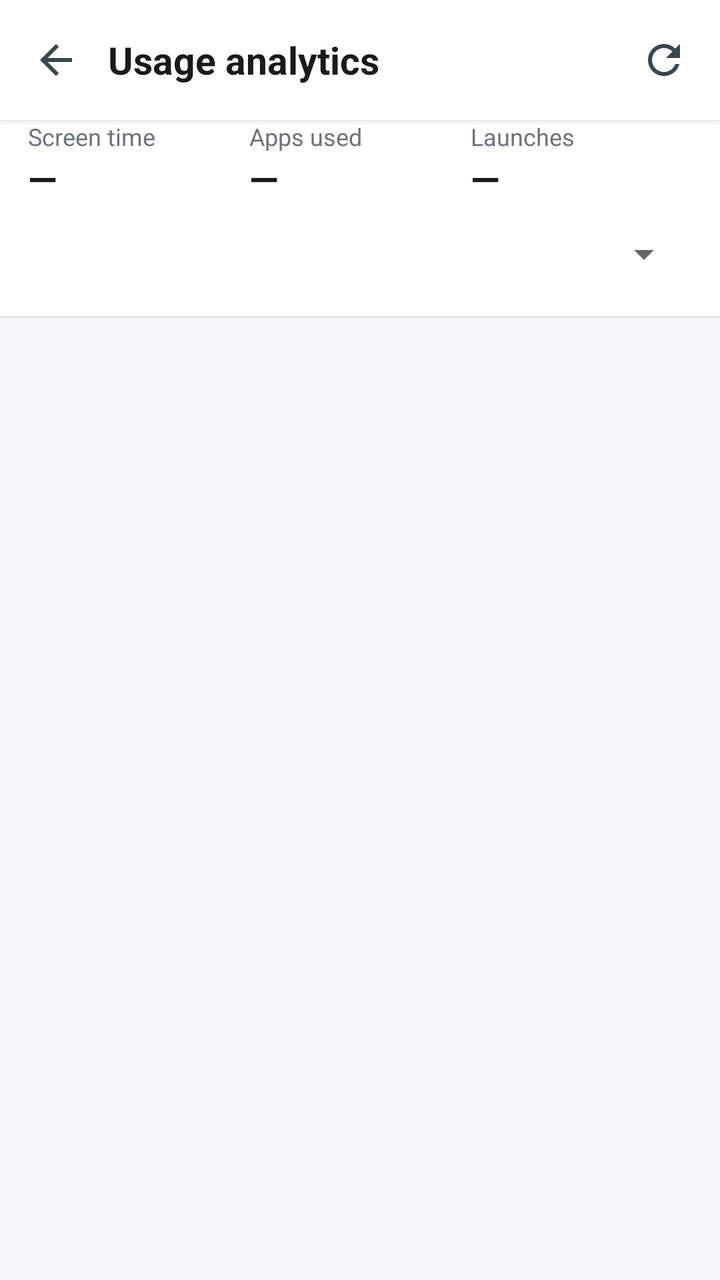
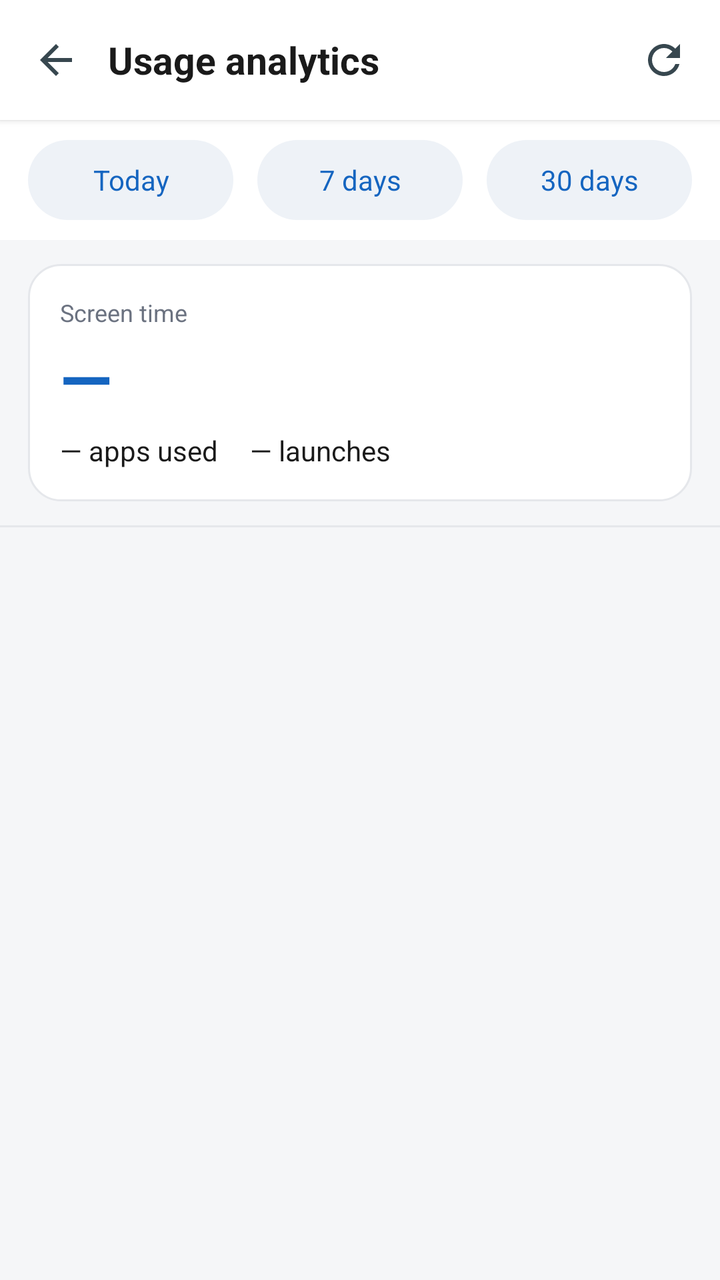

Before-and-after screenshots of an Android layout around one commit, followed by the original layout XML and the change that was made.
<!-- AndroidManifest.xml: application theme AppTheme -->
<!-- res/layout/activity_analytics.xml -->
<?xml version="1.0" encoding="utf-8"?>
<LinearLayout xmlns:android="http://schemas.android.com/apk/res/android"
    android:layout_width="match_parent"
    android:layout_height="match_parent"
    android:background="@color/bg"
    android:orientation="vertical">

    <LinearLayout
        android:layout_width="match_parent"
        android:layout_height="wrap_content"
        android:background="#FFFFFF"
        android:elevation="2dp"
        android:gravity="center_vertical"
        android:orientation="horizontal"
        android:paddingStart="6dp"
        android:paddingEnd="6dp"
        android:paddingTop="8dp"
        android:paddingBottom="8dp">

        <ImageButton
            android:id="@+id/an_back"
            android:layout_width="44dp"
            android:layout_height="44dp"
            android:background="?android:attr/selectableItemBackgroundBorderless"
            android:contentDescription="Back"
            android:src="@drawable/ic_back" />

        <TextView
            android:layout_width="0dp"
            android:layout_height="wrap_content"
            android:layout_marginStart="4dp"
            android:layout_weight="1"
            android:text="Usage analytics"
            android:textColor="@color/text_primary"
            android:textSize="19sp"
            android:textStyle="bold" />

        <ImageButton
            android:id="@+id/an_refresh"
            android:layout_width="44dp"
            android:layout_height="44dp"
            android:background="?android:attr/selectableItemBackgroundBorderless"
            android:contentDescription="Refresh"
            android:src="@drawable/ic_refresh" />
    </LinearLayout>

    <LinearLayout
        android:layout_width="match_parent"
        android:layout_height="wrap_content"
        android:background="#FFFFFF"
        android:orientation="vertical"
        android:paddingStart="14dp"
        android:paddingEnd="14dp"
        android:paddingBottom="10dp">

        <LinearLayout
            android:layout_width="match_parent"
            android:layout_height="wrap_content"
            android:orientation="horizontal">

            <LinearLayout
                android:layout_width="0dp"
                android:layout_height="wrap_content"
                android:layout_weight="1"
                android:orientation="vertical">

                <TextView
                    android:layout_width="wrap_content"
                    android:layout_height="wrap_content"
                    android:text="Screen time"
                    android:textColor="@color/text_secondary"
                    android:textSize="12sp" />

                <TextView
                    android:id="@+id/an_time"
                    android:layout_width="wrap_content"
                    android:layout_height="wrap_content"
                    android:text="—"
                    android:textColor="@color/text_primary"
                    android:textSize="19sp"
                    android:textStyle="bold" />
            </LinearLayout>

            <LinearLayout
                android:layout_width="0dp"
                android:layout_height="wrap_content"
                android:layout_weight="1"
                android:orientation="vertical">

                <TextView
                    android:layout_width="wrap_content"
                    android:layout_height="wrap_content"
                    android:text="Apps used"
                    android:textColor="@color/text_secondary"
                    android:textSize="12sp" />

                <TextView
                    android:id="@+id/an_apps"
                    android:layout_width="wrap_content"
                    android:layout_height="wrap_content"
                    android:text="—"
                    android:textColor="@color/text_primary"
                    android:textSize="19sp"
                    android:textStyle="bold" />
            </LinearLayout>

            <LinearLayout
                android:layout_width="0dp"
                android:layout_height="wrap_content"
                android:layout_weight="1"
                android:orientation="vertical">

                <TextView
                    android:layout_width="wrap_content"
                    android:layout_height="wrap_content"
                    android:text="Launches"
                    android:textColor="@color/text_secondary"
                    android:textSize="12sp" />

                <TextView
                    android:id="@+id/an_launches"
                    android:layout_width="wrap_content"
                    android:layout_height="wrap_content"
                    android:text="—"
                    android:textColor="@color/text_primary"
                    android:textSize="19sp"
                    android:textStyle="bold" />
            </LinearLayout>
        </LinearLayout>

        <Spinner
            android:id="@+id/an_range"
            android:layout_width="match_parent"
            android:layout_height="42dp"
            android:layout_marginTop="4dp" />
    </LinearLayout>

    <View
        android:layout_width="match_parent"
        android:layout_height="1dp"
        android:background="@color/divider" />

    <FrameLayout
        android:layout_width="match_parent"
        android:layout_height="0dp"
        android:layout_weight="1">

        <ListView
            android:id="@+id/an_list"
            android:layout_width="match_parent"
            android:layout_height="match_parent"
            android:divider="@color/divider"
            android:dividerHeight="1dp" />

        <LinearLayout
            android:id="@+id/an_empty"
            android:layout_width="match_parent"
            android:layout_height="match_parent"
            android:gravity="center"
            android:orientation="vertical"
            android:padding="32dp"
            android:visibility="gone">

            <TextView
                android:id="@+id/an_empty_text"
                android:layout_width="wrap_content"
                android:layout_height="wrap_content"
                android:gravity="center"
                android:text="No usage data yet"
                android:textColor="@color/text_secondary"
                android:textSize="17sp" />

            <Button
                android:id="@+id/an_grant"
                android:layout_width="wrap_content"
                android:layout_height="46dp"
                android:layout_marginTop="10dp"
                android:background="?android:attr/selectableItemBackground"
                android:minWidth="0dp"
                android:text="Grant usage access"
                android:textAllCaps="false"
                android:textColor="@color/primary"
                android:textSize="15sp"
                android:visibility="gone" />
        </LinearLayout>

        <ProgressBar
            android:id="@+id/an_progress"
            style="?android:attr/progressBarStyleLarge"
            android:layout_width="wrap_content"
            android:layout_height="wrap_content"
            android:layout_gravity="center"
            android:visibility="gone" />
    </FrameLayout>
</LinearLayout>
<!-- resources referenced by this layout -->
<resources>
  <color name="bg">#F5F6F8</color>
  <color name="divider">#E5E7EB</color>
  <color name="primary">#1565C0</color>
  <color name="text_primary">#1A1A1A</color>
  <color name="text_secondary">#6B7280</color>
  <!-- drawable ic_back (drawable) -->
  <vector xmlns:android="http://schemas.android.com/apk/res/android"
      android:width="24dp" android:height="24dp"
      android:viewportWidth="24" android:viewportHeight="24">
      <path android:fillColor="#37474F"
          android:pathData="M20,11H7.83l5.59,-5.59L12,4l-8,8 8,8 1.41,-1.41L7.83,13H20v-2z" />
  </vector>
  <!-- drawable ic_refresh (drawable) -->
  <vector xmlns:android="http://schemas.android.com/apk/res/android"
      android:width="24dp" android:height="24dp"
      android:viewportWidth="24" android:viewportHeight="24">
      <path android:fillColor="#37474F"
          android:pathData="M17.65,6.35C16.2,4.9 14.21,4 12,4c-4.42,0 -7.99,3.58 -7.99,8s3.57,8 7.99,8c3.73,0 6.84,-2.55 7.73,-6h-2.08c-0.82,2.33 -3.04,4 -5.65,4 -3.31,0 -6,-2.69 -6,-6s2.69,-6 6,-6c1.66,0 3.14,0.69 4.22,1.78L13,11h7V4l-2.35,2.35z" />
  </vector>
  <style name="AppTheme" parent="@android:style/Theme.Material.Light.NoActionBar">
          <item name="android:colorPrimary">@color/primary</item>
          <item name="android:colorPrimaryDark">@color/primary_dark</item>
          <item name="android:colorAccent">@color/primary</item>
          <item name="android:windowBackground">@color/bg</item>
          <item name="android:statusBarColor">@color/primary_dark</item>
          <item name="android:navigationBarColor">@color/bg</item>
          <item name="android:windowLightNavigationBar">true</item>
      </style>
  <color name="primary_dark">#0D47A1</color>
</resources>

<!-- the commit's change to res/layout/activity_analytics.xml (unified diff, before → after) -->
@@ -48,96 +48,106 @@
         android:layout_width="match_parent"
         android:layout_height="wrap_content"
         android:background="#FFFFFF"
-        android:orientation="vertical"
+        android:orientation="horizontal"
         android:paddingStart="14dp"
         android:paddingEnd="14dp"
+        android:paddingTop="10dp"
         android:paddingBottom="10dp">
+
+        <TextView
+            android:id="@+id/an_range_today"
+            android:layout_width="0dp"
+            android:layout_height="40dp"
+            android:layout_marginEnd="6dp"
+            android:layout_weight="1"
+            android:background="@drawable/bg_seg_normal"
+            android:gravity="center"
+            android:text="Today"
+            android:textColor="@color/primary"
+            android:textSize="14sp" />
+
+        <TextView
+            android:id="@+id/an_range_week"
+            android:layout_width="0dp"
+            android:layout_height="40dp"
+            android:layout_marginStart="6dp"
+            android:layout_marginEnd="6dp"
+            android:layout_weight="1"
+            android:background="@drawable/bg_seg_normal"
+            android:gravity="center"
+            android:text="7 days"
+            android:textColor="@color/primary"
+            android:textSize="14sp" />
+
+        <TextView
+            android:id="@+id/an_range_month"
+            android:layout_width="0dp"
+            android:layout_height="40dp"
+            android:layout_marginStart="6dp"
+            android:layout_weight="1"
+            android:background="@drawable/bg_seg_normal"
+            android:gravity="center"
+            android:text="30 days"
+            android:textColor="@color/primary"
+            android:textSize="14sp" />
+    </LinearLayout>
+
+    <LinearLayout
+        android:layout_width="match_parent"
+        android:layout_height="wrap_content"
+        android:layout_marginStart="14dp"
+        android:layout_marginEnd="14dp"
+        android:layout_marginTop="12dp"
+        android:background="@drawable/bg_card"
+        android:orientation="vertical"
+        android:padding="16dp">
+
+        <TextView
+            android:layout_width="wrap_content"
+            android:layout_height="wrap_content"
+            android:text="Screen time"
+            android:textColor="@color/text_secondary"
+            android:textSize="12sp" />
+
+        <TextView
+            android:id="@+id/an_time"
+            android:layout_width="wrap_content"
+            android:layout_height="wrap_content"
+            android:layout_marginTop="2dp"
+            android:text="—"
+            android:textColor="@color/primary"
+            android:textSize="34sp"
+            android:textStyle="bold" />
 
         <LinearLayout
             android:layout_width="match_parent"
             android:layout_height="wrap_content"
+            android:layout_marginTop="4dp"
             android:orientation="horizontal">
 
-            <LinearLayout
-                android:layout_width="0dp"
+            <TextView
+                android:id="@+id/an_apps"
+                android:layout_width="wrap_content"
                 android:layout_height="wrap_content"
-                android:layout_weight="1"
-                android:orientation="vertical">
-
-                <TextView
-                    android:layout_width="wrap_content"
-                    android:layout_height="wrap_content"
-                    android:text="Screen time"
-                    android:textColor="@color/text_secondary"
-                    android:textSize="12sp" />
-
-                <TextView
-                    android:id="@+id/an_time"
-                    android:layout_width="wrap_content"
-                    android:layout_height="wrap_content"
-                    android:text="—"
-                    android:textColor="@color/text_primary"
-                    android:textSize="19sp"
-                    android:textStyle="bold" />
-            </LinearLayout>
-
-            <LinearLayout
-                android:layout_width="0dp"
+                android:text="— apps used"
+                android:textColor="@color/text_primary"
+                android:textSize="14sp" />
+
+            <TextView
+                android:id="@+id/an_launches"
+                android:layout_width="wrap_content"
                 android:layout_height="wrap_content"
-                android:layout_weight="1"
-                android:orientation="vertical">
-
-                <TextView
-                    android:layout_width="wrap_content"
-                    android:layout_height="wrap_content"
-                    android:text="Apps used"
-                    android:textColor="@color/text_secondary"
-                    android:textSize="12sp" />
-
-                <TextView
-                    android:id="@+id/an_apps"
-                    android:layout_width="wrap_content"
-                    android:layout_height="wrap_content"
-                    android:text="—"
-                    android:textColor="@color/text_primary"
-                    android:textSize="19sp"
-                    android:textStyle="bold" />
-            </LinearLayout>
-
-            <LinearLayout
-                android:layout_width="0dp"
-                android:layout_height="wrap_content"
-                android:layout_weight="1"
-                android:orientation="vertical">
-
-                <TextView
-                    android:layout_width="wrap_content"
-                    android:layout_height="wrap_content"
-                    android:text="Launches"
-                    android:textColor="@color/text_secondary"
-                    android:textSize="12sp" />
-
-                <TextView
-                    android:id="@+id/an_launches"
-                    android:layout_width="wrap_content"
-                    android:layout_height="wrap_content"
-                    android:text="—"
-                    android:textColor="@color/text_primary"
-                    android:textSize="19sp"
-                    android:textStyle="bold" />
-            </LinearLayout>
+                android:layout_marginStart="16dp"
+                android:text="— launches"
+                android:textColor="@color/text_primary"
+                android:textSize="14sp" />
         </LinearLayout>
-
-        <Spinner
-            android:id="@+id/an_range"
-            android:layout_width="match_parent"
-            android:layout_height="42dp"
-            android:layout_marginTop="4dp" />
     </LinearLayout>
 
     <View
         android:layout_width="match_parent"
         android:layout_height="1dp"
+        android:layout_marginTop="12dp"
         android:background="@color/divider" />
 
     <FrameLayout
@@ -168,7 +178,7 @@
                 android:gravity="center"
                 android:text="No usage data yet"
                 android:textColor="@color/text_secondary"
-                android:textSize="17sp" />
+                android:textSize="16sp" />
 
             <Button
                 android:id="@+id/an_grant"
<!-- resource entries referenced after the edit -->
@@ -5,6 +5,17 @@
   <color name="primary">#1565C0</color>
   <color name="text_primary">#1A1A1A</color>
   <color name="text_secondary">#6B7280</color>
+  <!-- drawable bg_card (drawable) -->
+  <shape xmlns:android="http://schemas.android.com/apk/res/android" android:shape="rectangle">
+      <solid android:color="#FFFFFF" />
+      <corners android:radius="16dp" />
+      <stroke android:width="1dp" android:color="#E5E7EB" />
+  </shape>
+  <!-- drawable bg_seg_normal (drawable) -->
+  <shape xmlns:android="http://schemas.android.com/apk/res/android" android:shape="rectangle">
+      <solid android:color="#EEF2F7" />
+      <corners android:radius="20dp" />
+  </shape>
   <!-- drawable ic_back (drawable) -->
   <vector xmlns:android="http://schemas.android.com/apk/res/android"
       android:width="24dp" android:height="24dp"
